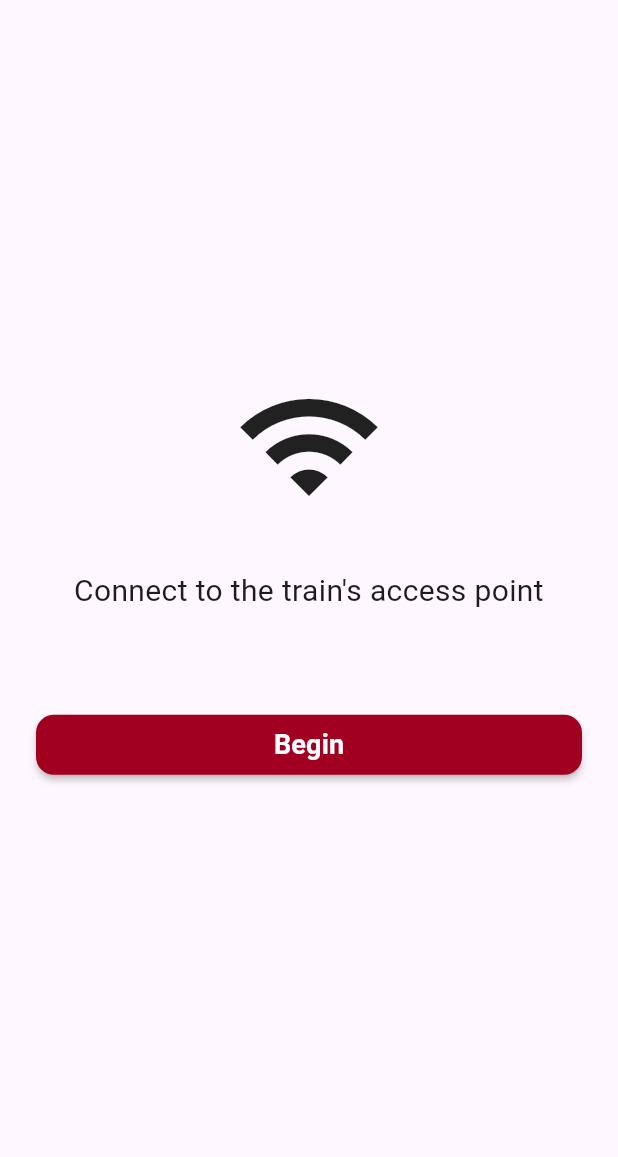
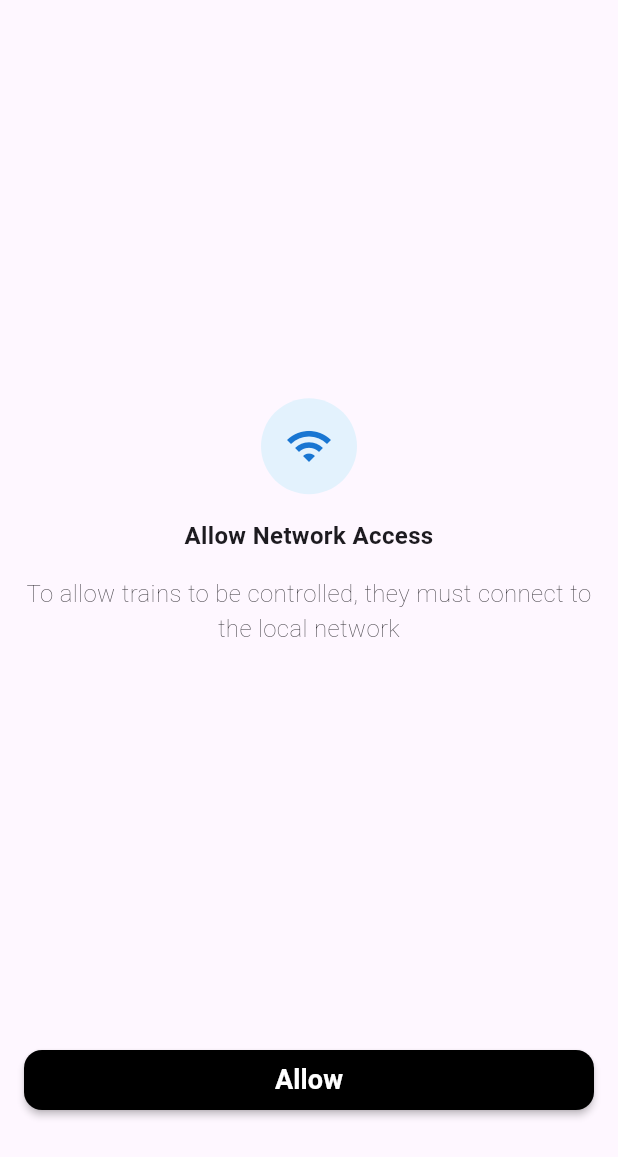
Before and after one commit to FinleyConway/train_dashboard_app, a Flutter app: the screen it shows after launch, on a phone screen of 412 x 824 dp. Shown: the top 1157 px of the screen. Run offline on Flutter 3.47's test engine with Material 3 defaults, Android fonts, the phone set to English and light mode, and no system bars; missing offline and left inert: wifi_scan.

Commit message:
A simple page for asking wifi networking permissions

```diff
--- a/lib/features/esp_connect/esp_connect_page.dart
+++ b/lib/features/esp_connect/esp_connect_page.dart
@@ -2,6 +2,7 @@ import 'dart:async';
 import 'package:flutter/material.dart';
 import 'package:train_dashboard_app/features/esp_connect/esp_connect_controller.dart';
 import 'package:train_dashboard_app/features/esp_connect/widgets/access_point_card.dart';
+import 'package:train_dashboard_app/features/esp_connect/widgets/network_permission.dart';
 import 'package:train_dashboard_app/features/esp_connect/widgets/status_button.dart';
 import 'package:wifi_scan/wifi_scan.dart';
 
@@ -42,10 +43,17 @@ class _EspConnectPageState extends State<EspConnectPage> {
   @override
   Widget build(BuildContext context) {
     return Scaffold(
-      body: SafeArea(
-        child: Padding(
-          padding: const EdgeInsets.symmetric(horizontal: 24),
-          child: ui(),
+      body: Center(
+        child: NetworkPermission(
+          onPressed: () async {
+            final can = await WiFiScan.instance.canGetScannedResults(
+              askPermissions: true,
+            );
+
+            if (can == CanGetScannedResults.yes) {
+              print("yey!");
+            }
+          },
         ),
       ),
     );
@@ -89,9 +97,7 @@ class _EspConnectPageState extends State<EspConnectPage> {
         _buildTitle("Provide the SSID and password"),
         const SizedBox(height: 16),
 
-        Expanded(
-          child: _buildAccessPointList(accessPoints),
-        ),
+        Expanded(child: _buildAccessPointList(accessPoints)),
 
         const SizedBox(height: 16),
       ],
@@ -122,9 +128,7 @@ class _EspConnectPageState extends State<EspConnectPage> {
   }
 
   Widget _buildAccessPointList(List<WiFiAccessPoint> aps) {
-    final filtered = aps
-        .where((ap) => ap.ssid.isNotEmpty)
-        .toList()
+    final filtered = aps.where((ap) => ap.ssid.isNotEmpty).toList()
       ..sort((a, b) => b.level.compareTo(a.level));
 
     return ListView.separated(
@@ -183,14 +187,17 @@ class _EspConnectPageState extends State<EspConnectPage> {
   }
 
   Future<void> _startListeningToScannedResults() async {
-    final can = await WiFiScan.instance
-        .canGetScannedResults(askPermissions: true);
+    final can = await WiFiScan.instance.canGetScannedResults(
+      askPermissions: true,
+    );
 
     switch (can) {
       case CanGetScannedResults.yes:
         await subscription?.cancel();
 
-        subscription = WiFiScan.instance.onScannedResultsAvailable.listen((results) {
+        subscription = WiFiScan.instance.onScannedResultsAvailable.listen((
+          results,
+        ) {
           if (!mounted) return;
 
           final Map<String, WiFiAccessPoint> unique = {};
@@ -220,9 +227,7 @@ class _EspConnectPageState extends State<EspConnectPage> {
         if (!mounted) return;
 
         ScaffoldMessenger.of(context).showSnackBar(
-          const SnackBar(
-            content: Text("WiFi scanning not available"),
-          ),
+          const SnackBar(content: Text("WiFi scanning not available")),
         );
         break;
     }
--- /dev/null
+++ b/lib/features/esp_connect/widgets/network_permission.dart
@@ -0,0 +1,86 @@
+import 'package:flutter/material.dart';
+
+class NetworkPermission extends StatelessWidget {
+  final VoidCallback? onPressed;
+
+  const NetworkPermission({super.key, this.onPressed});
+
+  @override
+  Widget build(BuildContext context) {
+    return Padding(
+      padding: const EdgeInsets.symmetric(horizontal: 16),
+      child: Column(
+        mainAxisSize: MainAxisSize.max,
+        children: [
+          const Spacer(),
+
+          _buildWifiIcon(),
+
+          const SizedBox(height: 16),
+
+          _buildPermissionText(),
+
+          const SizedBox(height: 16),
+
+          _buildPermissionContextText(),
+
+          const Spacer(),
+
+          _buildAllowButton(),
+
+          const SizedBox(height: 80),
+        ],
+      )
+    );
+  }
+
+  Widget _buildWifiIcon() {
+    return Container(
+      width: 64,
+      height: 64,
+      decoration: BoxDecoration(
+        color: Colors.blue.shade50,
+        shape: BoxShape.circle,
+      ),
+      child: Icon(Icons.wifi, color: Colors.blue.shade700, size: 32),
+    );
+  }
+
+  Widget _buildPermissionText() {
+    return const Text(
+      "Allow Network Access",
+      style: TextStyle(fontSize: 16, fontWeight: FontWeight.w600),
+      textAlign: TextAlign.center,
+    );
+  }
+
+  Widget _buildPermissionContextText() {
+    return const Text(
+      "To allow trains to be controlled, they must connect to the local network",
+      style: TextStyle(fontSize: 16, fontWeight: FontWeight.w200),
+      textAlign: TextAlign.center,
+    );
+  }
+
+  Widget _buildAllowButton() {
+    return SizedBox(
+      width: double.infinity,
+      child: ElevatedButton(
+        onPressed: onPressed,
+        style: ElevatedButton.styleFrom(
+          backgroundColor: Colors.black,
+          foregroundColor: Colors.white,
+          padding: EdgeInsets.zero,
+          shape: RoundedRectangleBorder(
+            borderRadius: BorderRadius.circular(12),
+          ),
+          elevation: 2,
+        ),
+        child: const Text(
+          "Allow",
+          style: TextStyle(fontSize: 18, fontWeight: FontWeight.w600),
+        ),
+      ),
+    );
+  }
+}
```
